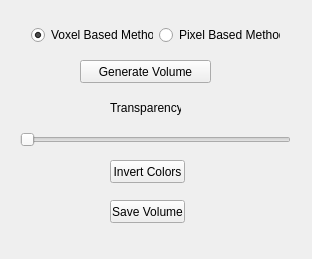
Old version of the form VolumeReconstructionWidget.ui in the repository FubuFabian/Volume-Reconstruction.
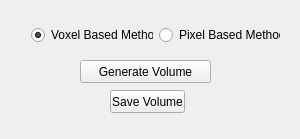
New version of the form.

Commit message: Open volume .mhd

Diff of the .ui file:
```diff
--- a/VolumeReconstructionWidget.ui
+++ b/VolumeReconstructionWidget.ui
@@ -6,8 +6,8 @@
    <rect>
     <x>0</x>
     <y>0</y>
-    <width>312</width>
-    <height>259</height>
+    <width>300</width>
+    <height>139</height>
    </rect>
   </property>
   <property name="windowTitle">
@@ -26,50 +26,11 @@
     <string>Generate Volume</string>
    </property>
   </widget>
-  <widget class="QSlider" name="transparency">
-   <property name="geometry">
-    <rect>
-     <x>20</x>
-     <y>130</y>
-     <width>271</width>
-     <height>20</height>
-    </rect>
-   </property>
-   <property name="orientation">
-    <enum>Qt::Horizontal</enum>
-   </property>
-  </widget>
-  <widget class="QLabel" name="label">
-   <property name="geometry">
-    <rect>
-     <x>110</x>
-     <y>100</y>
-     <width>71</width>
-     <height>16</height>
-    </rect>
-   </property>
-   <property name="text">
-    <string>Transparency</string>
-   </property>
-  </widget>
-  <widget class="QPushButton" name="invert">
-   <property name="geometry">
-    <rect>
-     <x>110</x>
-     <y>160</y>
-     <width>75</width>
-     <height>23</height>
-    </rect>
-   </property>
-   <property name="text">
-    <string>Invert Colors</string>
-   </property>
-  </widget>
   <widget class="QPushButton" name="save">
    <property name="geometry">
     <rect>
      <x>110</x>
-     <y>200</y>
+     <y>90</y>
      <width>75</width>
      <height>23</height>
     </rect>
```
Left out of the diff: 32 changed lines with no effect on the pictures. The commit also changes 22 other files.
